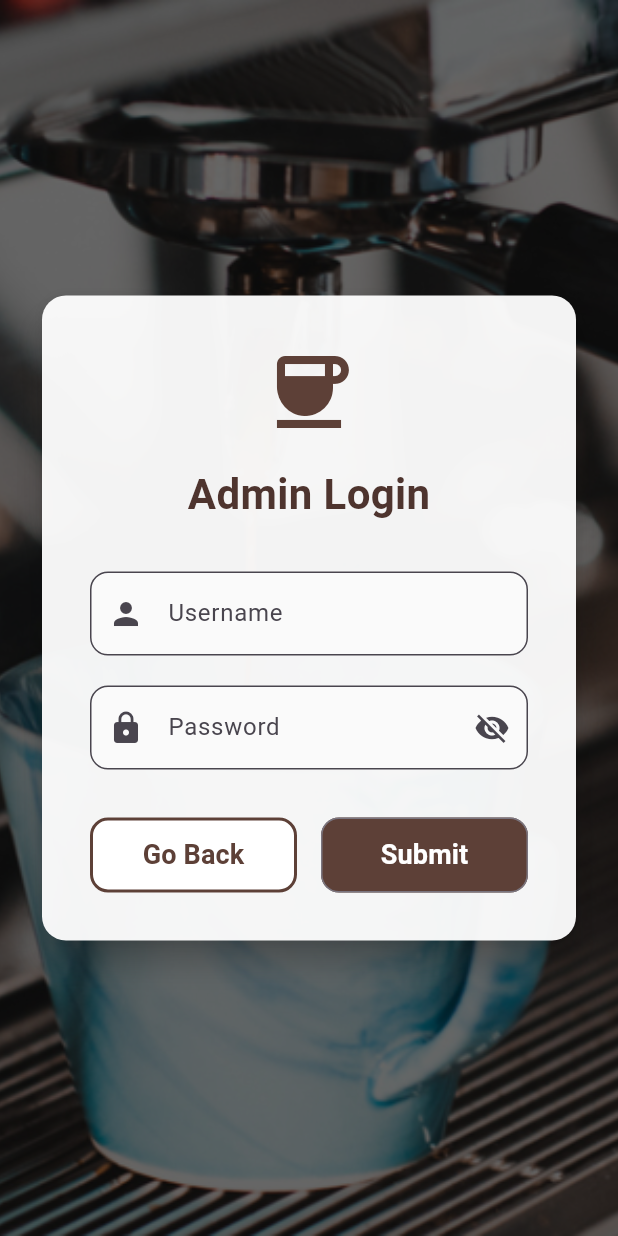
After one commit to its-Thanush/coffee_vending, a Flutter app: the VendingMachineScreen screen opened directly, after a tap on the "admin panel settings" icon, on a phone screen of 412 x 824 dp. The commit adds this screen. Run offline on Flutter 3.47's test engine with Material 3 defaults, Android fonts, the phone set to English and light mode, and no system bars.

Commit message:
Admin Login

```diff
--- a/lib/Screens/MainScreen/tab/MainscreenT.dart
+++ b/lib/Screens/MainScreen/tab/MainscreenT.dart
@@ -1,3 +1,4 @@
+import 'package:coffee_vending/Screens/adminLogin/tab/AdminScreenLoginT.dart';
 import 'package:flutter/material.dart';
 import 'dart:async';
 import 'dart:math' as math;
@@ -263,7 +264,7 @@ class _VendingMachineScreenState extends State<VendingMachineScreen> {
 
   Widget _buildHeader() {
     return Container(
-      padding: const EdgeInsets.all(8),
+      padding: const EdgeInsets.symmetric(horizontal: 8),
       decoration: BoxDecoration(
         color: Colors.white,
         borderRadius: BorderRadius.circular(12),
@@ -299,6 +300,10 @@ class _VendingMachineScreenState extends State<VendingMachineScreen> {
               ),
             ],
           ),
+          Column(
+            crossAxisAlignment: CrossAxisAlignment.end,
+            children: [
+              SizedBox(height: 10),
               Text(
                 _formatTime(_currentTime),
                 style: TextStyle(
@@ -307,6 +312,19 @@ class _VendingMachineScreenState extends State<VendingMachineScreen> {
                   color: Colors.brown.shade900,
                 ),
               ),
+              IconButton(
+                splashRadius: 1,
+                  onPressed: () {
+                    Navigator.push(
+                      context,
+                      MaterialPageRoute(
+                        builder: (context) =>  adminScreenLogin(),
+                      ),
+                    );
+                  }, icon: Icon(Icons.admin_panel_settings,color: Colors.brown.shade900,))
+            ],
+          )
+
         ],
       ),
     );
@@ -533,7 +551,6 @@ class ItemData {
   ItemData(this.name, this.id, this.color, {this.textColor, required this.imagePath});
 }
 
-// Custom painter for wave effect
 class WavePainter extends CustomPainter {
   final double progress;
 
--- /dev/null
+++ b/lib/Screens/adminLogin/tab/AdminScreenLoginT.dart
@@ -0,0 +1,219 @@
+import 'package:coffee_vending/allImports.dart';
+
+import 'package:flutter/material.dart';
+
+class adminScreenLogin extends StatefulWidget {
+  const adminScreenLogin({super.key});
+
+  @override
+  State<adminScreenLogin> createState() => _adminScreenLoginState();
+}
+
+class _adminScreenLoginState extends State<adminScreenLogin> {
+  final _formKey = GlobalKey<FormState>();
+  final _usernameController = TextEditingController();
+  final _passwordController = TextEditingController();
+  bool _isPasswordVisible = false;
+
+  @override
+  void dispose() {
+    _usernameController.dispose();
+    _passwordController.dispose();
+    super.dispose();
+  }
+
+  void _handleSubmit() {
+    if (_formKey.currentState!.validate()) {
+      // Handle login logic here
+      String username = _usernameController.text;
+      String password = _passwordController.text;
+
+      // TODO: Implement your authentication logic
+      print('Username: $username');
+      print('Password: $password');
+
+      ScaffoldMessenger.of(context).showSnackBar(
+        const SnackBar(content: Text('Logging in...')),
+      );
+    }
+  }
+
+  @override
+  Widget build(BuildContext context) {
+    return Scaffold(
+      body: Container(
+        decoration: BoxDecoration(
+          image: DecorationImage(
+            image: AssetImage('assets/images/Coffee-machine.jpg'),
+            fit: BoxFit.cover,
+            colorFilter: ColorFilter.mode(
+              Colors.black.withOpacity(0.6),
+              BlendMode.darken,
+            ),
+          ),
+        ),
+        child: Center(
+          child: SingleChildScrollView(
+            child: Padding(
+              padding: const EdgeInsets.all(24.0),
+              child: Card(
+                elevation: 8,
+                shape: RoundedRectangleBorder(
+                  borderRadius: BorderRadius.circular(16),
+                ),
+                color: Colors.white.withOpacity(0.95),
+                child: Container(
+                  constraints: const BoxConstraints(maxWidth: 400),
+                  padding: const EdgeInsets.all(32.0),
+                  child: Form(
+                    key: _formKey,
+                    child: Column(
+                      mainAxisSize: MainAxisSize.min,
+                      children: [
+                        // Logo/Title
+                        Icon(
+                          Icons.coffee,
+                          size: 64,
+                          color: Colors.brown[700],
+                        ),
+                        const SizedBox(height: 16),
+                        Text(
+                          'Admin Login',
+                          style: TextStyle(
+                            fontSize: 28,
+                            fontWeight: FontWeight.bold,
+                            color: Colors.brown[800],
+                          ),
+                        ),
+                        const SizedBox(height: 32),
+
+                        // Username Field
+                        TextFormField(
+                          controller: _usernameController,
+                          decoration: InputDecoration(
+                            labelText: 'Username',
+                            prefixIcon: const Icon(Icons.person),
+                            border: OutlineInputBorder(
+                              borderRadius: BorderRadius.circular(12),
+                            ),
+                            filled: true,
+                            fillColor: Colors.grey[50],
+                          ),
+                          validator: (value) {
+                            if (value == null || value.isEmpty) {
+                              return 'Please enter your username';
+                            }
+                            return null;
+                          },
+                        ),
+                        const SizedBox(height: 20),
+
+                        // Password Field
+                        TextFormField(
+                          controller: _passwordController,
+                          obscureText: !_isPasswordVisible,
+                          decoration: InputDecoration(
+                            labelText: 'Password',
+                            prefixIcon: const Icon(Icons.lock),
+                            suffixIcon: IconButton(
+                              icon: Icon(
+                                _isPasswordVisible
+                                    ? Icons.visibility
+                                    : Icons.visibility_off,
+                              ),
+                              onPressed: () {
+                                setState(() {
+                                  _isPasswordVisible = !_isPasswordVisible;
+                                });
+                              },
+                            ),
+                            border: OutlineInputBorder(
+                              borderRadius: BorderRadius.circular(12),
+                            ),
+                            filled: true,
+                            fillColor: Colors.grey[50],
+                          ),
+                          validator: (value) {
+                            if (value == null || value.isEmpty) {
+                              return 'Please enter your password';
+                            }
+                            if (value.length < 6) {
+                              return 'Password must be at least 6 characters';
+                            }
+                            return null;
+                          },
+                        ),
+                        const SizedBox(height: 32),
+
+                        // Submit Button
+                        Row(
+                          children: [
+                            // Go Back Button
+                            Expanded(
+                              child: SizedBox(
+                                height: 50,
+                                child: OutlinedButton(
+                                  onPressed: () {
+                                    Navigator.pop(context);
+                                  },
+                                  style: OutlinedButton.styleFrom(
+                                    foregroundColor: Colors.brown[700],
+                                    side: BorderSide(
+                                      color: Colors.brown[700]!,
+                                      width: 2,
+                                    ),
+                                    shape: RoundedRectangleBorder(
+                                      borderRadius: BorderRadius.circular(12),
+                                    ),
+                                    backgroundColor: Colors.white,
+                                  ),
+                                  child: const Text(
+                                    'Go Back',
+                                    style: TextStyle(
+                                      fontSize: 18,
+                                      fontWeight: FontWeight.bold,
+                                    ),
+                                  ),
+                                ),
+                              ),
+                            ),
+                            const SizedBox(width: 16),
+
+                            // Submit Button
+                            Expanded(
+                              child: SizedBox(
+                                height: 50,
+                                child: OutlinedButton(
+                                  onPressed: _handleSubmit,
+                                  style: ElevatedButton.styleFrom(
+                                    backgroundColor: Colors.brown[700],
+                                    foregroundColor: Colors.white,
+                                    shape: RoundedRectangleBorder(
+                                      borderRadius: BorderRadius.circular(12),
+                                    ),
+                                    elevation: 2,
+                                  ),
+                                  child: const Text(
+                                    'Submit',
+                                    style: TextStyle(
+                                      fontSize: 18,
+                                      fontWeight: FontWeight.bold,
+                                    ),
+                                  ),
+                                ),
+                              ),
+                            ),
+                          ],
+                        ),
+                      ],
+                    ),
+                  ),
+                ),
+              ),
+            ),
+          ),
+        ),
+      ),
+    );
+  }
+}
```
Also changed, not shown: assets/images/Coffee-machine.jpg (added). Lines whose indentation alone changed are shown as unchanged.
